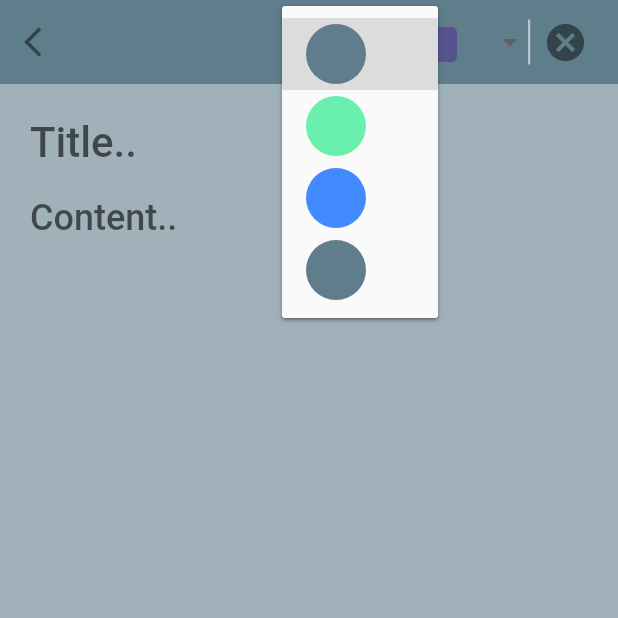
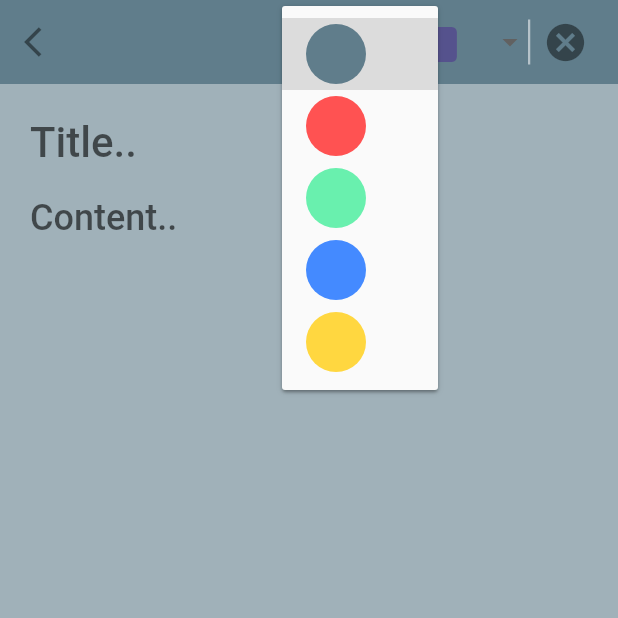
Before and after one commit to xinnks/xns-notes, a Flutter app: the NewNote screen opened directly, after a tap on the "arrow drop down" icon, on a phone screen of 412 x 824 dp, the top half of it. Run offline on Flutter 3.47's test engine with Material 2 defaults, Android fonts, the phone set to English and light mode, and no system bars; our stand-ins replace sqflite; accounts and stored records are empty.

```diff
--- a/lib/utils/UtilityMethods.dart
+++ b/lib/utils/UtilityMethods.dart
@@ -3,11 +3,11 @@ import 'package:flutter/material.dart';
 class UtilityMethods {
 
   List<String> noteColors = [
-    "grey"
+    "grey",
     "red",
     "green",
     "blue",
-    "yellow",
+    "amber",
   ];
 
   get colors => noteColors;
```
